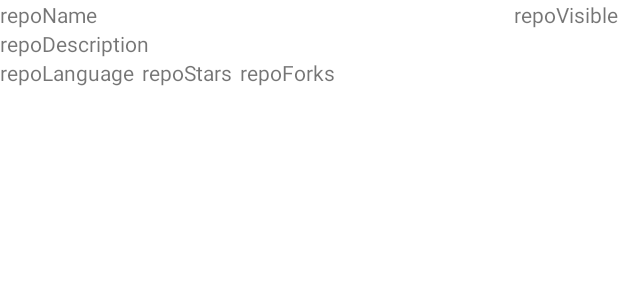
After one commit to mavinii/GithubRepoApp, an Android app: the layout recycle_template.xml on its own in the app's theme, with its tools: preview values and no code run, on a phone screen of 412 x 824 dp. The commit adds this screen. Shown: the top 300 px of the screen. Run offline under Robolectric (Android 15) with nearby library versions, the phone set to English and light mode, and no system bars.

Commit message:
recycle template for repos starting API for user repos

```diff
--- a/app/src/main/java/com/josue/githubrepoapp/MainActivity.kt
+++ b/app/src/main/java/com/josue/githubrepoapp/MainActivity.kt
@@ -1,19 +1,17 @@
 package com.josue.githubrepoapp
 
+import android.icu.text.NumberFormat
+import android.os.Build
 import androidx.appcompat.app.AppCompatActivity
 import android.os.Bundle
 import android.util.Log
 import android.widget.ImageView
 import android.widget.TextView
-import androidx.recyclerview.widget.LinearLayoutManager
-import androidx.recyclerview.widget.RecyclerView
-import com.google.gson.Gson
+import androidx.annotation.RequiresApi
 import com.google.gson.GsonBuilder
 import com.squareup.picasso.MemoryPolicy
 import com.squareup.picasso.Picasso
-import kotlinx.android.synthetic.main.activity_main.*
 import okhttp3.*
-import org.w3c.dom.Text
 import java.io.IOException
 
 
@@ -23,13 +21,16 @@ class MainActivity : AppCompatActivity() {
         super.onCreate(savedInstanceState)
         setContentView(R.layout.activity_main)
 
-        //starting fun to get data from API
-        fetchData()
+        //starting fun to get user data from API
+        fetchUserData()
+
+        //staring fun to get user repos data from API
+        fetchUserReposData()
 
     }//finish fun onCreate
 
-    //fun to get data from API
-    private fun fetchData() {
+    //start fun to get user data from API
+    private fun fetchUserData() {
         //start okHttpClient
         val client = OkHttpClient()
         val request = Request.Builder().url("https://api.github.com/users/Torvalds").build()
@@ -37,6 +38,7 @@ class MainActivity : AppCompatActivity() {
             override fun onFailure(call: Call, e: IOException) {
                 Log.e("error","Exception $e")
             }
+            @RequiresApi(Build.VERSION_CODES.N)
             override fun onResponse(call: Call, response: Response) {
                 if (response.isSuccessful) {
                     //getting the body from GITHUB API
@@ -64,8 +66,12 @@ class MainActivity : AppCompatActivity() {
                         //full name
                         findViewById<TextView>(R.id.userFullName).text = gitHubData.name
                         //follows
-                        findViewById<TextView>(R.id.userFollowers).text = gitHubData.followers.toString()
-                        findViewById<TextView>(R.id.userFollowing).text = gitHubData.following.toString()
+                        //format followers number
+                        val formatFollowers = NumberFormat.getInstance().format(gitHubData.followers)
+                        findViewById<TextView>(R.id.userFollowers).text = formatFollowers
+                        //format following number
+                        val formatFollowing = NumberFormat.getInstance().format(gitHubData.following)
+                        findViewById<TextView>(R.id.userFollowing).text = formatFollowing
                         //company
                         findViewById<TextView>(R.id.userWorkplace).text = gitHubData.company
                         //location
@@ -75,8 +81,13 @@ class MainActivity : AppCompatActivity() {
                 }
             }
         })//finish okHttpClient
+    }//finish fun fetchData
 
-    }//finish fun fetchData
+    //start fun to get user repos data from API
+    private fun fetchUserReposData() {
+        TODO("Not yet implemented")
+    }
+
 
 
 }//finish Class MainActivity
--- a/app/src/main/res/layout/activity_main.xml
+++ b/app/src/main/res/layout/activity_main.xml
@@ -74,7 +74,6 @@
             android:id="@+id/spaceBetween"
             android:layout_width="wrap_content"
             android:layout_height="wrap_content"
-            android:layout_gravity="center"
             android:layout_marginEnd="5dp"
             android:text="-"
             />
@@ -90,7 +89,6 @@
             android:id="@+id/followingDysplay"
             android:layout_width="wrap_content"
             android:layout_height="wrap_content"
-            android:layout_marginEnd="5dp"
             android:text="following"/>
     </LinearLayout>
 
@@ -134,7 +132,13 @@
             android:layout_height="wrap_content"
             android:layout_gravity="center"
             android:text="adress" />
+
     </LinearLayout>
+
+    <androidx.recyclerview.widget.RecyclerView
+        android:id="@+id/recycleViewRepo"
+        android:layout_width="match_parent"
+        android:layout_height="match_parent" />
 
 
 </LinearLayout>
--- /dev/null
+++ b/app/src/main/res/layout/recycle_template.xml
@@ -0,0 +1,63 @@
+<?xml version="1.0" encoding="utf-8"?>
+<LinearLayout xmlns:android="http://schemas.android.com/apk/res/android"
+    xmlns:tools="http://schemas.android.com/tools"
+    xmlns:app="http://schemas.android.com/apk/res-auto"
+    android:id="@+id/recycleTemplate"
+    android:orientation="vertical"
+    android:layout_width="match_parent"
+    android:layout_height="wrap_content">
+
+
+    <LinearLayout
+        android:layout_width="match_parent"
+        android:layout_height="match_parent"
+        android:orientation="horizontal">
+
+        <TextView
+            android:id="@+id/repoName"
+            android:layout_width="wrap_content"
+            android:layout_height="wrap_content"
+            android:text="repoName"
+            android:layout_weight="1"/>
+
+        <TextView
+            android:id="@+id/repoVisible"
+            android:layout_width="wrap_content"
+            android:layout_height="wrap_content"
+            android:text="repoVisible" />
+    </LinearLayout>
+
+    <TextView
+        android:id="@+id/repoDescription"
+        android:layout_width="match_parent"
+        android:layout_height="0dp"
+        android:text="repoDescription"
+        android:layout_weight="1"/>
+
+    <LinearLayout
+        android:layout_width="wrap_content"
+        android:layout_height="match_parent"
+        android:orientation="horizontal">
+
+        <TextView
+            android:id="@+id/repoLanguage"
+            android:layout_width="wrap_content"
+            android:layout_height="wrap_content"
+            android:text="repoLanguage"
+            android:layout_marginEnd="5dp"/>
+
+        <TextView
+            android:id="@+id/repoStared"
+            android:layout_width="wrap_content"
+            android:layout_height="wrap_content"
+            android:text="repoStars"
+            android:layout_marginEnd="5dp"/>
+
+        <TextView
+            android:id="@+id/repoFork"
+            android:layout_width="wrap_content"
+            android:layout_height="wrap_content"
+            android:text="repoForks" />
+    </LinearLayout>
+
+</LinearLayout>
```
